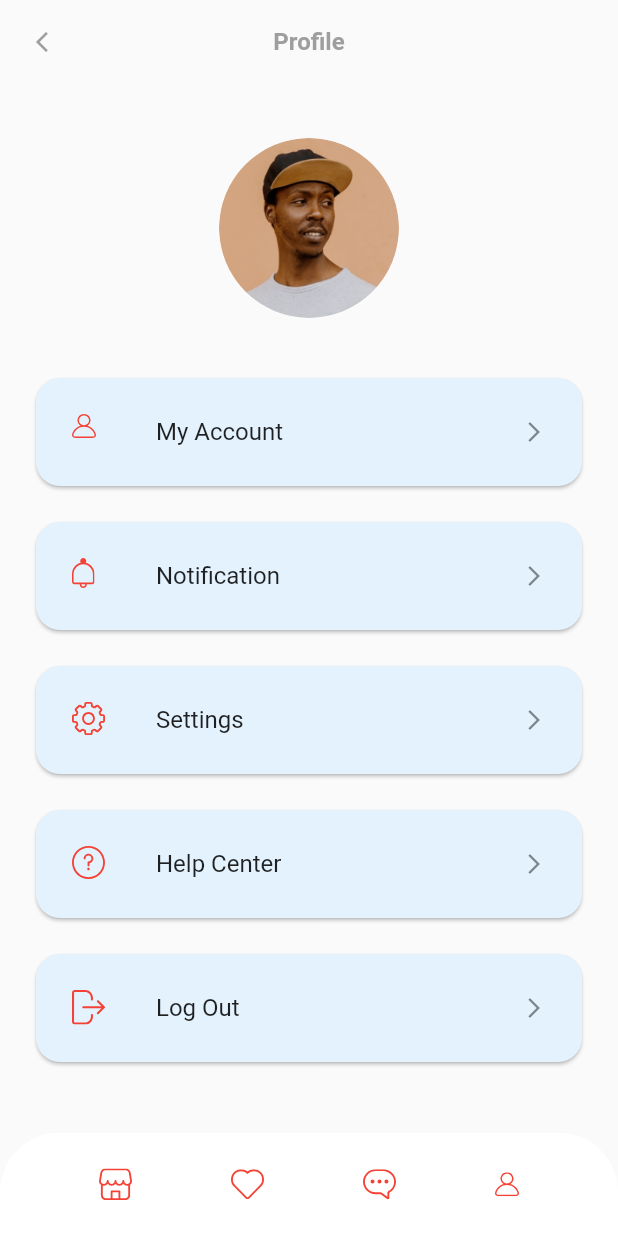
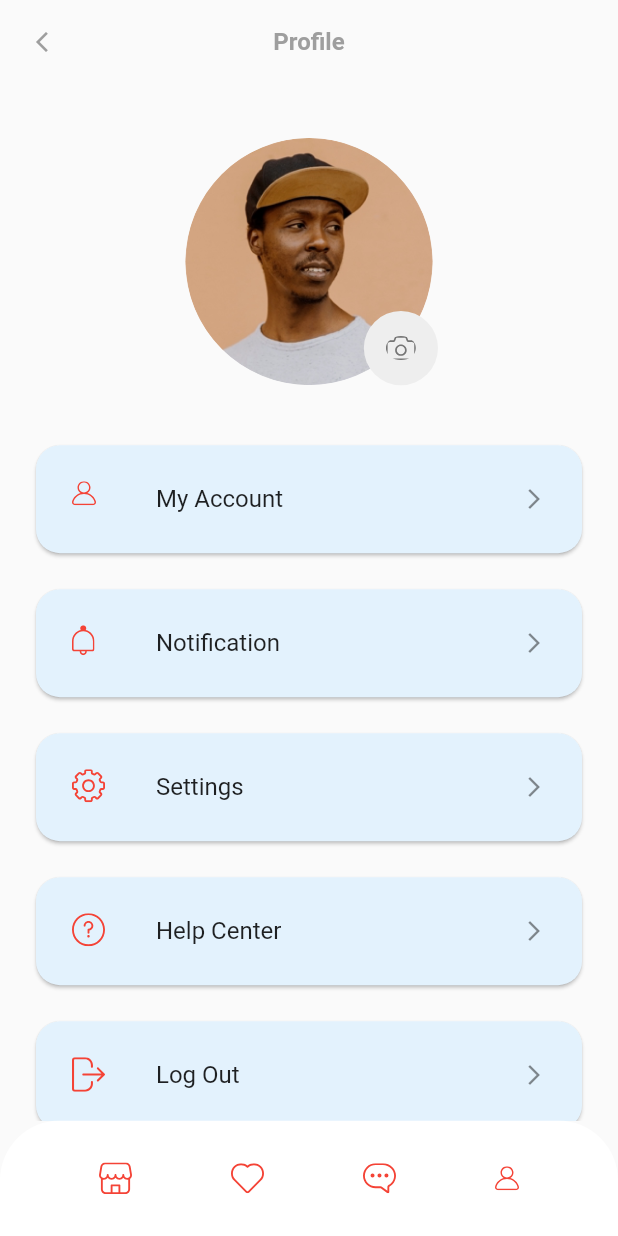
Before and after one commit to mensur056/E-Commerce-App, a Flutter app: the screen it shows after launch, on a phone screen of 412 x 824 dp. Run offline on Flutter 3.47's test engine with Material 2 defaults, Android fonts, the phone set to English and light mode, and no system bars; our stand-ins replace flutter_svg.

Commit message:
finish profile section

```diff
--- a/commerce/lib/const/padding/padding_symmetric.dart
+++ b/commerce/lib/const/padding/padding_symmetric.dart
@@ -11,4 +11,5 @@ class ProjectPaddingSymmetric {
   static const EdgeInsets paddingVer16 = EdgeInsets.symmetric(vertical: 16);
   static const EdgeInsets paddingVer20 = EdgeInsets.symmetric(vertical: 20);
   static const EdgeInsets paddingVer24 = EdgeInsets.symmetric(vertical: 24);
+  static const EdgeInsets paddingVer28 = EdgeInsets.symmetric(vertical: 28);
 }
--- a/commerce/lib/ui/screens/profile/profile_page.dart
+++ b/commerce/lib/ui/screens/profile/profile_page.dart
@@ -25,17 +25,7 @@ class _ProfilePageState extends State<ProfilePage> {
         child: ListView(
           children: [
             _sizedBox36(),
-            CircleAvatar(
-              radius: 60,
-              backgroundColor: Colors.transparent,
-              child: SizedBox(
-                child: ClipOval(
-                  child: Image.asset(
-                    ImagePaths.profilePath,
-                  ),
-                ),
-              ),
-            ),
+            const _CustomCircleAvatar(),
             _sizedBox36(),
             _ProfileCard(imagePath: IconPaths.icProfile, onPress: () {}, title: ProjectProfileStrings.account),
             _sizedBox16(),
@@ -77,6 +67,48 @@ class _ProfilePageState extends State<ProfilePage> {
   }
 }
 
+class _CustomCircleAvatar extends StatelessWidget {
+  const _CustomCircleAvatar({
+    Key? key,
+  }) : super(key: key);
+
+  @override
+  Widget build(BuildContext context) {
+    return Stack(
+      alignment: const Alignment(0, 1),
+      children: [
+        CircleAvatar(
+          radius: MediaQuery.of(context).size.width * 0.2,
+          backgroundColor: Colors.transparent,
+          child: SizedBox(
+            child: ClipOval(
+              child: Image.asset(
+                ImagePaths.profilePath,
+              ),
+            ),
+          ),
+        ),
+        Positioned(
+          right: 100,
+          child: InkWell(
+            onTap: () {},
+            child: CircleAvatar(
+              radius: MediaQuery.of(context).size.width * 0.06,
+              backgroundColor: Colors.grey.shade200,
+              child: SizedBox(
+                child: ClipOval(
+                    child: SvgPicture.asset(
+                  IconPaths.icCamera,
+                )),
+              ),
+            ),
+          ),
+        ),
+      ],
+    );
+  }
+}
+
 class CustomBottomAppBar extends StatelessWidget {
   const CustomBottomAppBar({
     Key? key,
@@ -92,7 +124,7 @@ class CustomBottomAppBar extends StatelessWidget {
       child: BottomAppBar(
         elevation: 0,
         child: Padding(
-          padding: ProjectPaddingSymmetric.paddingVer24,
+          padding: ProjectPaddingSymmetric.paddingVer28,
           child: Row(
             mainAxisAlignment: MainAxisAlignment.spaceEvenly,
             children: [
```
